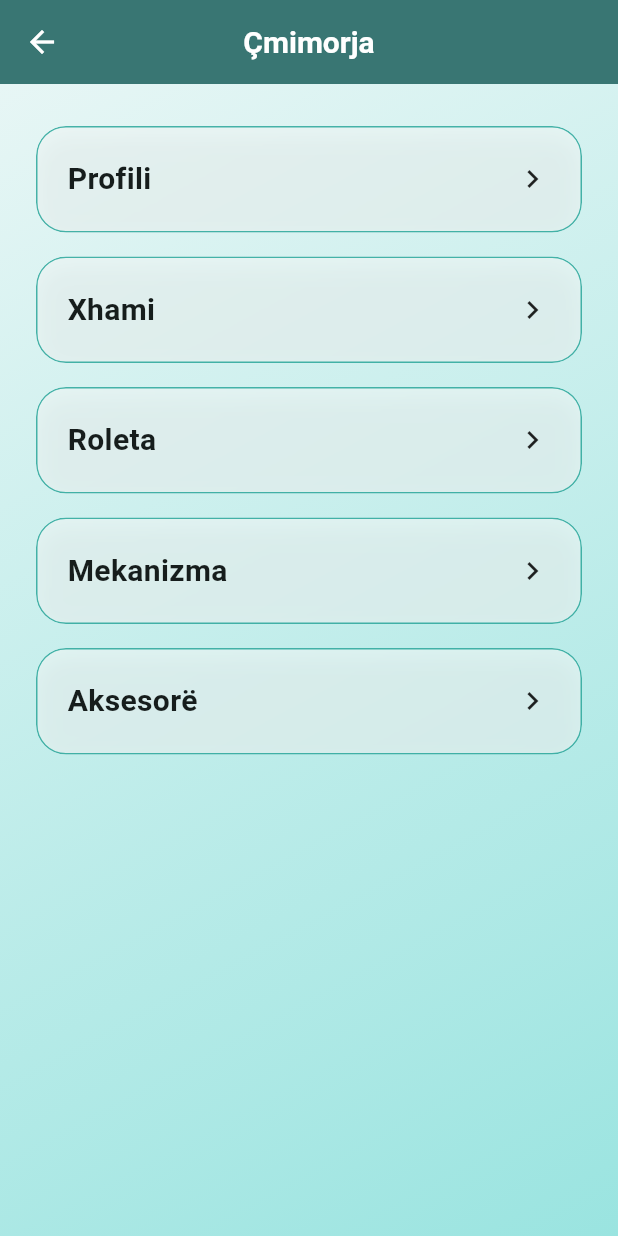
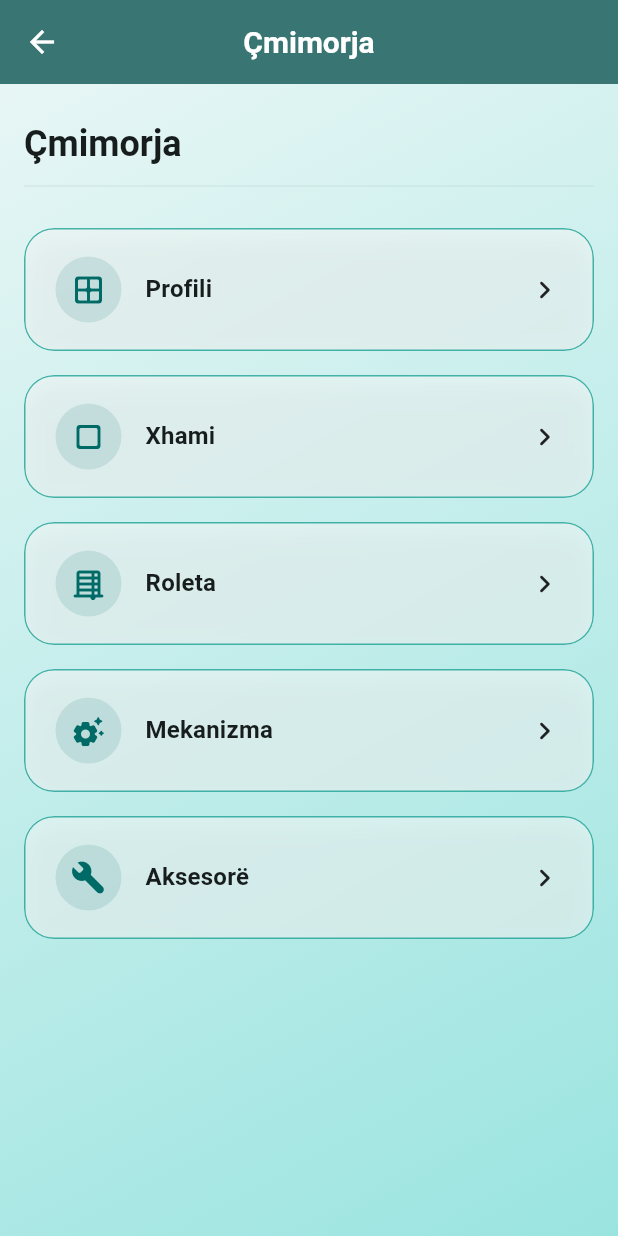
Before and after one commit to drilonkrivaqa/crystal_upvc, a Flutter app: the CatalogsPage screen opened directly, on a phone screen of 412 x 824 dp. Run offline on Flutter 3.47's test engine with Material 3 defaults, Android fonts, the phone set to English and light mode, and no system bars; drawn by our look-alikes of flutter_animate; our stand-ins replace file_picker, hive, hive_flutter, image_picker, pdf, printing; accounts and stored records are empty.

Commit message:
Refined catalogs_page.dart

```diff
--- a/lib/pages/catalogs_page.dart
+++ b/lib/pages/catalogs_page.dart
@@ -5,87 +5,177 @@
 import '../widgets/glass_card.dart';
 import '../l10n/app_localizations.dart';
 
+enum CatalogType { profileSet, glass, blind, mechanism, accessory }
+
 class CatalogsPage extends StatelessWidget {
   const CatalogsPage({super.key});
 
   @override
   Widget build(BuildContext context) {
     final l10n = AppLocalizations.of(context);
+
     return Scaffold(
-      appBar: AppBar(title: Text(l10n.catalogsTitle)),
+      appBar: AppBar(
+        title: Text(l10n.catalogsTitle),
+        centerTitle: true,
+      ),
       body: AppBackground(
+        child: SafeArea(
+          child: Center(
+            child: ConstrainedBox(
+              constraints: const BoxConstraints(maxWidth: 700),
               child: ListView(
+                padding: const EdgeInsets.fromLTRB(16, 24, 16, 32),
                 children: [
-            const SizedBox(height: 20),
+                  Text(
+                    l10n.catalogsTitle,
+                    style: Theme.of(context)
+                        .textTheme
+                        .headlineSmall
+                        ?.copyWith(fontWeight: FontWeight.bold),
+                  )
+                      .animate()
+                      .fadeIn(duration: 220.ms)
+                      .slideY(begin: 0.1, end: 0),
+                  const SizedBox(height: 4),
+                  Divider(
+                    thickness: 1,
+                    color: Theme.of(context)
+                        .colorScheme
+                        .onSurface
+                        .withOpacity(0.06),
+                  ),
+                  const SizedBox(height: 12),
+
                   _CatalogButton(
                     label: l10n.catalogProfile,
-              onTap: () => Navigator.push(
+                    icon: Icons.border_all_rounded,
+                    index: 0,
+                    onTap: () {
+                      Navigator.push(
                         context,
                         MaterialPageRoute(
                           builder: (_) =>
-                          CatalogTabPage(type: CatalogType.profileSet))),
+                          const CatalogTabPage(type: CatalogType.profileSet),
                         ),
+                      );
+                    },
+                  ),
+
                   _CatalogButton(
                     label: l10n.catalogGlass,
-              onTap: () => Navigator.push(
-                  context,
-                  MaterialPageRoute(
-                      builder: (_) => CatalogTabPage(type: CatalogType.glass))),
-            ),
-            _CatalogButton(
-              label: l10n.catalogBlind,
-              onTap: () => Navigator.push(
-                  context,
-                  MaterialPageRoute(
-                      builder: (_) => CatalogTabPage(type: CatalogType.blind))),
-            ),
-            _CatalogButton(
-              label: l10n.catalogMechanism,
-              onTap: () => Navigator.push(
+                    icon: Icons.crop_square_rounded,
+                    index: 1,
+                    onTap: () {
+                      Navigator.push(
                         context,
                         MaterialPageRoute(
                           builder: (_) =>
-                          CatalogTabPage(type: CatalogType.mechanism))),
+                          const CatalogTabPage(type: CatalogType.glass),
                         ),
+                      );
+                    },
+                  ),
+
                   _CatalogButton(
-              label: l10n.catalogAccessory,
-              onTap: () => Navigator.push(
+                    label: l10n.catalogBlind,
+                    icon: Icons.blinds_closed_rounded,
+                    index: 2,
+                    onTap: () {
+                      Navigator.push(
                         context,
                         MaterialPageRoute(
                           builder: (_) =>
-                          CatalogTabPage(type: CatalogType.accessory))),
+                          const CatalogTabPage(type: CatalogType.blind),
+                        ),
+                      );
+                    },
+                  ),
+
+                  _CatalogButton(
+                    label: l10n.catalogMechanism,
+                    icon: Icons.settings_suggest_rounded,
+                    index: 3,
+                    onTap: () {
+                      Navigator.push(
+                        context,
+                        MaterialPageRoute(
+                          builder: (_) => const CatalogTabPage(
+                            type: CatalogType.mechanism,
+                          ),
+                        ),
+                      );
+                    },
+                  ),
+
+                  _CatalogButton(
+                    label: l10n.catalogAccessory,
+                    icon: Icons.build_rounded,
+                    index: 4,
+                    onTap: () {
+                      Navigator.push(
+                        context,
+                        MaterialPageRoute(
+                          builder: (_) =>
+                          const CatalogTabPage(type: CatalogType.accessory),
+                        ),
+                      );
+                    },
                   ),
                 ],
+              ),
+            ),
+          ),
         ),
       ),
     );
   }
 }
 
-enum CatalogType { profileSet, glass, blind, mechanism, accessory }
-
 class _CatalogButton extends StatelessWidget {
   final String label;
   final VoidCallback onTap;
-  const _CatalogButton({required this.label, required this.onTap});
+  final IconData icon;
+  final int index;
+
+  const _CatalogButton({
+    required this.label,
+    required this.onTap,
+    required this.icon,
+    required this.index,
+  });
 
   @override
   Widget build(BuildContext context) {
+    final colorScheme = Theme.of(context).colorScheme;
+    final accent = colorScheme.primary;
+    final textStyle = Theme.of(context).textTheme.titleMedium?.copyWith(
+      fontWeight: FontWeight.w600,
+    );
+
     return GlassCard(
-      margin: const EdgeInsets.symmetric(horizontal: 24, vertical: 8),
-      padding: const EdgeInsets.all(20),
+      margin: const EdgeInsets.symmetric(vertical: 8),
+      padding: const EdgeInsets.symmetric(horizontal: 20, vertical: 18),
       onTap: onTap,
       child: Row(
         children: [
-          Expanded(
-            child: Text(
-              label,
-              style: const TextStyle(fontSize: 20, fontWeight: FontWeight.w600),
+          Container(
+            width: 44,
+            height: 44,
+            decoration: BoxDecoration(
+              shape: BoxShape.circle,
+              color: accent.withOpacity(0.12),
             ),
+            child: Icon(icon, color: accent),
           ),
-          const Icon(Icons.chevron_right),
+          const SizedBox(width: 16),
+          Expanded(child: Text(label, style: textStyle)),
+          const Icon(Icons.chevron_right_rounded),
         ],
       ),
-    ).animate().fadeIn(duration: 200.ms).slideY(begin: 0.3);
+    )
+        .animate(delay: (80 * index).ms)
+        .fadeIn(duration: 200.ms)
+        .slideY(begin: 0.2, end: 0);
   }
 }
```
Lines whose indentation alone changed are shown as unchanged.
